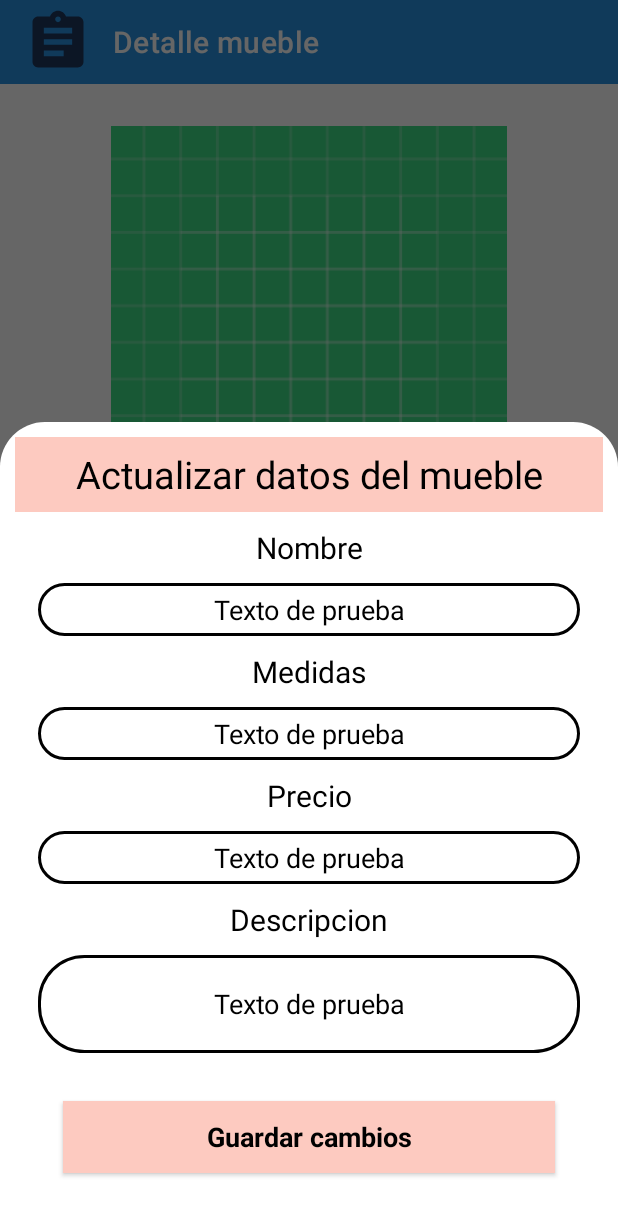
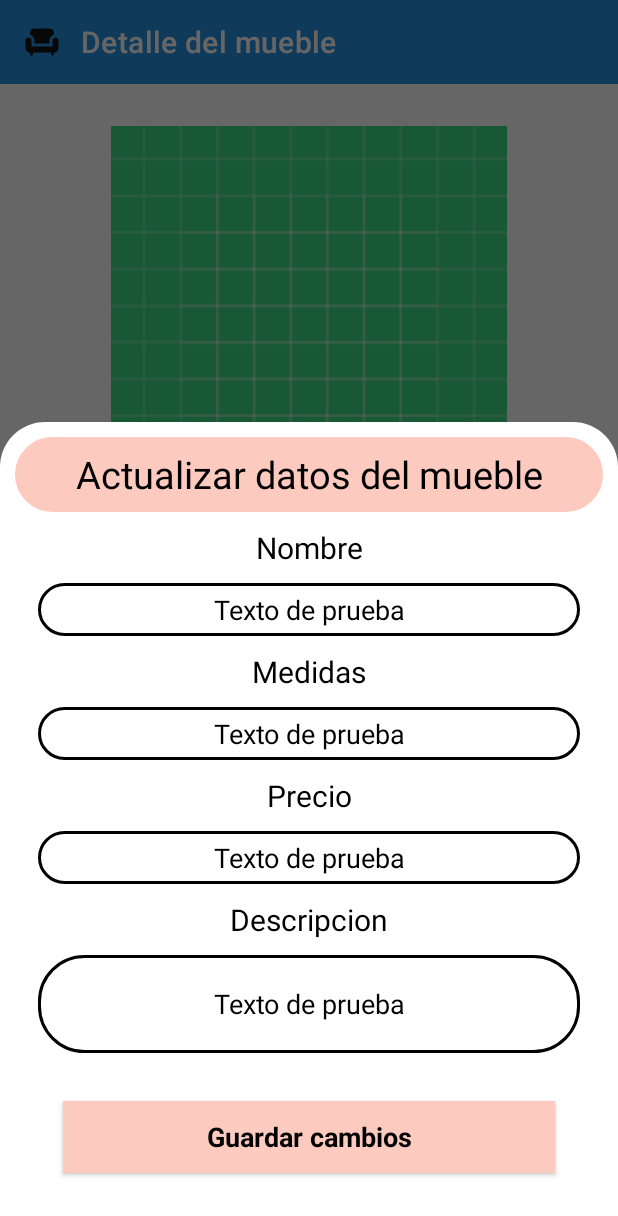
Before and after one commit to MarinaElenaVlad/ProyectoFinalDamMarina, an Android app: the DetalleMuebleActivity screen opened directly, with no data from a screen before it, after a tap on "EDITAR", on a phone screen of 412 x 824 dp. Shown: the top 1216 px of the screen. Run offline under Robolectric (Android 15) with nearby library versions, the phone set to English and light mode, and no system bars; our stand-ins replace Firebase (no records; nobody signed in at launch, a user with empty details on screens opened directly), Picasso; pictures from the network do not load; 12 statements that could not run were skipped.

Commit message:
hasta activity detalle repaso

```diff
--- a/app/src/main/java/com/example/proyectofinaldammarina/ComparacionMuebleActivity.java
+++ b/app/src/main/java/com/example/proyectofinaldammarina/ComparacionMuebleActivity.java
@@ -132,7 +132,7 @@ public class ComparacionMuebleActivity extends AppCompatActivity {
                                             nombreActualizar.getText().toString().trim(), Double.parseDouble(precioActualizar.getText().toString().trim()),
                                             medidasActualizar.getText().toString().trim(), descripcionActualizar.getText().toString().trim());
                                     MuebleDAOImpl muebleDAO = new MuebleDAOImpl(db, "muebles");
-                                    muebleDAO.actualizarMueble(mueb.getCodigoQr(), mueb, ComparacionMuebleActivity.this);
+                                    muebleDAO.actualizarMueble(mueb, ComparacionMuebleActivity.this);
                                     dialog.dismiss();
                                     startActivity(new Intent(ComparacionMuebleActivity.this, MenuActivity.class));
                                     /**
--- a/app/src/main/java/com/example/proyectofinaldammarina/DetalleMuebleActivity.java
+++ b/app/src/main/java/com/example/proyectofinaldammarina/DetalleMuebleActivity.java
@@ -40,11 +40,15 @@ import com.google.firebase.firestore.DocumentSnapshot;
 import com.google.firebase.firestore.FirebaseFirestore;
 import com.squareup.picasso.Picasso;
 
+/**
+ * Clase que controla los eventos del layout (XML) que se muestran cada vez que se pulsa
+ * un item del recycler view del fragment de la lista.
+ */
 public class DetalleMuebleActivity extends AppCompatActivity {
 
-    // Se declaran variables
+    // Se declaran las variables
     private TextView nombreMueble, precioMueble, medidasMueble, descripcionMueble,  zonaMueble;
-    private ImageView imagenMueble, imagenZona;
+    private ImageView imagenMueble;
 
     private FirebaseAuth firebaseAuth;
     private FirebaseFirestore db;
@@ -54,22 +58,21 @@ public class DetalleMuebleActivity extends AppCompatActivity {
     private FloatingActionButton botonEliminar;
     private AppCompatButton botonModificar;
 
-    private EditText editMueble;
-
     private Bundle bundle;
 
     @Override
     protected void onCreate(Bundle savedInstanceState) {
         super.onCreate(savedInstanceState);
         setContentView(R.layout.activity_detalle_mueble);
+        // Se inicializan variables
         firebaseAuth = FirebaseAuth.getInstance();
         db = FirebaseFirestore.getInstance();
 
-
         toolbar = findViewById(R.id.toolbarDetalleMueble);
+        // Se carga la toolbar
         setSupportActionBar(toolbar);
 
-        // Se asocian las variables a un elemento xml del layout correspondiente
+        // Se asocian las variables a su elemento correspondiente del layout
         nombreMueble = findViewById(R.id.detalleNombreMueble);
         precioMueble = findViewById(R.id.detallePrecioMueble);
         medidasMueble = findViewById(R.id.detalleMedidasMueble);
@@ -77,14 +80,11 @@ public class DetalleMuebleActivity extends AppCompatActivity {
         zonaMueble = findViewById(R.id.detalleZonaMueble);
 
         imagenMueble = findViewById(R.id.detalleImagenMueble);
-        imagenZona = findViewById(R.id.detalleImagenZona);
 
         botonEliminar = findViewById(R.id.eliminarMueble);
         botonModificar = findViewById(R.id.modificarMueble);
 
-        //editMueble = findViewById(R.id.editMueble);
-
-        // Se reciben los datos del fragment lista
+        // Se reciben los datos del fragment lista y se muestran en el layout
         bundle = getIntent().getExtras();
 
         String codigoQr = bundle.getString("codigo");
@@ -93,15 +93,24 @@ public class DetalleMuebleActivity extends AppCompatActivity {
         medidasMueble.setText(bundle.getString("medidas"));
         descripcionMueble.setText(bundle.getString("descripcion"));
 
-        /**
-         * MODIFICAR TODOS LOS MUEBLES, UNICO POSIBLE VALOR = SIN ESTANTERIA O UNA
-         */
         if(bundle.getString("zonaId").equals("Sin zona")){
             zonaMueble.setText("");
-            /**
-             * dialogo "error" = no zona, no a la venta (PROXIMAMENTE)
-             */
+            // Se usa un diálogo de confirmación
+            AlertDialog dialogoOk = new AlertDialog.Builder(DetalleMuebleActivity.this).create();
+            dialogoOk.setTitle("Aviso sobre la zona");
+            dialogoOk.setIcon(R.drawable.ic_baseline_info_24);
+            dialogoOk.setMessage("¡El mueble aún no se encuentra expuesto en la tienda!");
+
+            dialogoOk.setButton(Dialog.BUTTON_NEUTRAL, "OK", new DialogInterface.OnClickListener() {
+                @Override
+                public void onClick(DialogInterface dialog, int which) {
+                    dialogoOk.dismiss();
+                }
+            });
+
+            dialogoOk.show();
         }else{
+            // Se obtiene la zona de la base de datos
             db.collection("zonas").document(bundle.getString("zonaId")).get()
                     .addOnSuccessListener(new OnSuccessListener<DocumentSnapshot>() {
                         @Override
@@ -112,14 +121,12 @@ public class DetalleMuebleActivity extends AppCompatActivity {
                     });
         }
 
+        // Se carga la imagen de la base de datos
         Picasso.get().load(bundle.getString("imagen")).into(imagenMueble);
 
         /**
-         * zona + imagenes!!
+         * Se dan o se quita permisos según el rol que el usuario tenga
          */
-
-
-        //Borrar segun rol!!
         db.collection("usuarios").document(firebaseAuth.getUid()).get()
                 .addOnCompleteListener(new OnCompleteListener<DocumentSnapshot>() {
                     @Override
@@ -128,28 +135,14 @@ public class DetalleMuebleActivity extends AppCompatActivity {
                             DocumentSnapshot document = task.getResult();
                             if (document.exists()) {
                                 Usuario usuario = document.toObject(Usuario.class);
-                                System.out.println(usuario.toString());
-                                System.out.println("ACTIVITY" + usuario.getIdRol());
+                                // Se quitan o se mantienen permisos sobre pulsar los botones
+                                // de eliminar y modificar
                                 if (usuario.getIdRol().equals("empleado")) {
-                                    Toast.makeText(DetalleMuebleActivity.this, "empleado", Toast.LENGTH_LONG).show();
                                     botonEliminar.setVisibility(View.VISIBLE);
                                     botonModificar.setVisibility(View.VISIBLE);
-                                    //editMueble.setFocusableInTouchMode(true);
-//                                    nombreMueble.setFocusableInTouchMode(true);
-//                                    precioMueble.setFocusableInTouchMode(true);
-//                                    medidasMueble.setFocusableInTouchMode(true);
-//                                    descripcionMueble.setFocusableInTouchMode(true);
-//                                    zonaMueble.setFocusableInTouchMode(true);
                                 } else {
-                                    Toast.makeText(DetalleMuebleActivity.this, "cliente", Toast.LENGTH_LONG).show();
                                     botonEliminar.setVisibility(View.GONE);
                                     botonModificar.setVisibility(View.GONE);
-//                                    nombreMueble.setFocusable(false);
-//                                    precioMueble.setFocusable(false);
-//                                    medidasMueble.setFocusable(false);
-//                                    descripcionMueble.setFocusable(false);
-//                                    zonaMueble.setFocusable(false);
-
                                 }
                             }
                         }
@@ -157,18 +150,18 @@ public class DetalleMuebleActivity extends AppCompatActivity {
                 });
 
         /**
-         * AÑADIR DIALOGO SI ESTA SEGURO + CONFIRMACION
+         * Se controlar el evento que sucede al pulsar el botón eliminar
          */
         botonEliminar.setOnClickListener(new View.OnClickListener() {
-
             @Override
             public void onClick(View v) {
+                // Se usa un diálogo de sí o no
                 AlertDialog dialogo = new AlertDialog
                         .Builder(DetalleMuebleActivity.this)
                         .setPositiveButton("Sí, eliminar", new DialogInterface.OnClickListener() {
                             @Override
                             public void onClick(DialogInterface dialog, int which) {
-                                // Hicieron click en el botón positivo, así que la acción está confirmada
+                            // Cuando se pulsa el botón positivo la acción se confirma (Se borra ese documento)
                             db.collection("muebles").document(codigoQr)
                             .delete()
                             .addOnSuccessListener(new OnSuccessListener<Void>() {
@@ -189,8 +182,8 @@ public class DetalleMuebleActivity extends AppCompatActivity {
                         .setNegativeButton("Cancelar", new DialogInterface.OnClickListener() {
                             @Override
                             public void onClick(DialogInterface dialog, int which) {
-                                // Hicieron click en el botón negativo, no confirmaron
-                                // Simplemente se descarta el diálogo
+                                // La acción se cancela y
+                                // simplemente se descarta el diálogo
                                 dialog.dismiss();
                             }
                         })
@@ -202,97 +195,85 @@ public class DetalleMuebleActivity extends AppCompatActivity {
         });
 
 
+        /**
+         * Se controla el evento que sucede al pulsar el botón de modificar datos
+         */
         botonModificar.setOnClickListener(new View.OnClickListener() {
             @Override
             public void onClick(View v) {
-                 showDialog();
-//                AlertDialog dialogo = new AlertDialog
-//                        .Builder(DetalleMuebleActivity.this)
-//                        .setPositiveButton("Sí, modificar", new DialogInterface.OnClickListener() {
-//                            @Override
-//                            public void onClick(DialogInterface dialog, int which) {
-//                                MuebleDAOImpl muebleDAO = new MuebleDAOImpl(db, "muebles");
-//                                Mueble mueble = new Mueble(codigoQr, "",
-//                                        nombreMueble.getText().toString(), Double.parseDouble(precioMueble.getText().toString()),
-//                                        medidasMueble.getText().toString(), descripcionMueble.getText().toString());
-//                                muebleDAO.actualizarMueble(codigoQr, mueble, DetalleMuebleActivity.this);
-//                                startActivity(new Intent(DetalleMuebleActivity.this, MenuActivity.class));
-//                                /**
-//                                 * cuidado con precio, dolar!! + ver si update cambia o sustituye tood!!
-//                                 * +codigo qr obligatorio al añadir + todos campos, QUITAR IMAGEN CONSTRUCTOR
-//                                 * VER SI PONE NULL O MATIENE + quitar signo euro!!!!
-//                                 * controlar tipo de dato edittext
-//                                 */
-//                            }
-//
-//
-//                        })
-//                        .setNegativeButton("Cancelar", new DialogInterface.OnClickListener() {
-//                            @Override
-//                            public void onClick(DialogInterface dialog, int which) {
-//                                // Hicieron click en el botón negativo, no confirmaron
-//                                // Simplemente se descarta el diálogo
-//                                dialog.dismiss();
-//                            }
-//                        })
-//                        .setTitle("Confirmar") // El título
-//                        .setMessage("¿Desea modificar los datos de este mueble?") // El mensaje
-//                        .create();
-//                dialogo.show();
+                 // Se llama a la siguiente función
+                mostrarDialog();
             }
         });
     }
 
-    private void showDialog() {
+    /**
+     * Método que muestra un diálogo en el que se carga el contenido del layout
+     * 'actualizar_mueble'. Desde aquí el usuario podrá modificar algunos
+     * datos del mueble
+     */
+    private void mostrarDialog() {
         final Dialog dialog = new Dialog(DetalleMuebleActivity.this);
         dialog.requestWindowFeature(Window.FEATURE_NO_TITLE);
+        // El contenido del diálogo será el layout 'actualizar_mueble'
         dialog.setContentView(R.layout.actualizar_mueble);
 
+        // Se declaran las variables propias del layout 'actualizar_mueble'
         TextView nombreActualizar, medidasActualizar, precioActualizar, descripcionActualizar;
         Button guardarCambios;
 
+        // Se asocian las variables a los elementos xml del layout 'actualizar_mueble'
         nombreActualizar = dialog.findViewById(R.id.nombreActualizarMueble);
         medidasActualizar = dialog.findViewById(R.id.medidasActualizarMueble);
         precioActualizar = dialog.findViewById(R.id.precioActualizarMueble);
         descripcionActualizar = dialog.findViewById(R.id.descripcionActualizarMueble);
         guardarCambios = dialog.findViewById(R.id.botonModificarMueble);
 
+        // Se cargan los datos del mueble en los campos
         nombreActualizar.setText(bundle.getString("nombre"));
         medidasActualizar.setText(bundle.getString("medidas"));
         precioActualizar.setText(bundle.getDouble("precio") + "");
         descripcionActualizar.setText(bundle.getString("descripcion"));
 
+        /**
+         * Se controla el evento que ocurre al pulsar el botón guardar cambios
+         * del layout 'actualizar_mueble'
+         */
         guardarCambios.setOnClickListener(new View.OnClickListener() {
             @Override
             public void onClick(View v) {
+                // Se comprueban que los campos no estén vacíos
                 if(!estaVacio(nombreActualizar.getText().toString().trim(), medidasActualizar.getText().toString().trim(),
                         precioActualizar.getText().toString().trim(), descripcionActualizar.getText().toString().trim())){
+                    // Se muestra un diálogo de si o no
                     AlertDialog dialogo = new AlertDialog
                             .Builder(DetalleMuebleActivity.this)
                             .setPositiveButton("Sí, modificar", new DialogInterface.OnClickListener() {
                                 @Override
                                 public void onClick(DialogInterface dialog, int which) {
+                                    // Se crea un objecto de tipo mueble con los datos que no han cambiado (codigo, imagen y zona)
+                                    // y se recogen los datos que sí que se pueden cambiar desde el layout 'actualizar_mueble'
                                     Mueble mueb = new Mueble(bundle.getString("codigo"), bundle.getString("imagen"),
                                             nombreActualizar.getText().toString().trim(), Double.parseDouble(precioActualizar.getText().toString().trim()),
                                             medidasActualizar.getText().toString().trim(), descripcionActualizar.getText().toString().trim());
-                                    MuebleDAOImpl muebleDAO = new MuebleDAOImpl(db, "muebles");
-                                    muebleDAO.actualizarMueble(mueb.getCodigoQr(), mueb, DetalleMuebleActivity.this);
+                                    try {
+                                        MuebleDAOImpl muebleDAO = new MuebleDAOImpl(db, "muebles");
+                                        //Actualizamos los campos modificados
+                                        muebleDAO.actualizarMueble(mueb, DetalleMuebleActivity.this);
+                                    }catch (Exception e){
+                                        Toast.makeText(DetalleMuebleActivity.this, "Error al actualizar los campos.", Toast.LENGTH_LONG).show();
+                                    }
+
                                     dialog.dismiss();
                                     startActivity(new Intent(DetalleMuebleActivity.this, MenuActivity.class));
-                                    /**
-                                     * cuidado con precio, dolar!! + ver si update cambia o sustituye tood!!
-                                     * +codigo qr obligatorio al añadir + todos campos, QUITAR IMAGEN CONSTRUCTOR
-                                     * VER SI PONE NULL O MATIENE + quitar signo euro!!!!
-                                     * controlar tipo de dato edittext
-                                     */
                                 }
 
                             })
                             .setNegativeButton("Cancelar", new DialogInterface.OnClickListener() {
                                 @Override
                                 public void onClick(DialogInterface dialog, int which) {
-                                    // Hicieron click en el botón negativo, no confirmaron
-                                    // Simplemente se descarta el diálogo
+                                    // La acción se cancela y
+                                    // simplemente se descarta el diálogo
                                     dialog.dismiss();
                                 }
                             })
@@ -311,10 +292,20 @@ public class DetalleMuebleActivity extends AppCompatActivity {
         dialog.show();
         dialog.getWindow().setLayout(ViewGroup.LayoutParams.MATCH_PARENT, ViewGroup.LayoutParams.WRAP_CONTENT);
         dialog.getWindow().setBackgroundDrawable(new ColorDrawable(Color.TRANSPARENT));
+        // Configuramos la animación del diálogo cuando se muestra y cuando desaparece de la pantalla
         dialog.getWindow().getAttributes().windowAnimations = R.style.animacionDialogo;
         dialog.getWindow().setGravity(Gravity.BOTTOM);
     }
 
+    /**
+     * Método que comprueba si los campos modificados están vacíos, si alguno
+     * de ellos lo está devolverá true.
+     * @param nombre
+     * @param medidas
+     * @param precio
+     * @param descripcion
+     * @return boolean
+     */
     private boolean estaVacio(String nombre, String medidas, String precio, String descripcion){
         if(nombre.isEmpty() || medidas.isEmpty() || precio.isEmpty() || descripcion.isEmpty()){
             return true;
@@ -323,6 +314,11 @@ public class DetalleMuebleActivity extends AppCompatActivity {
         }
     }
 
+    /**
+     * Método que muestra la toolbar personalizada
+     * @param menu
+     * @return boolean
+     */
     public boolean onCreateOptionsMenu(Menu menu) {
         getMenuInflater().inflate(R.menu.toolbar_detalle_mueble, menu);
         return true;
--- a/app/src/main/java/com/example/proyectofinaldammarina/MenuActivity.java
+++ b/app/src/main/java/com/example/proyectofinaldammarina/MenuActivity.java
@@ -50,7 +50,7 @@ public class MenuActivity extends AppCompatActivity {
     protected void onCreate(Bundle savedInstanceState) {
         super.onCreate(savedInstanceState);
         setContentView(R.layout.activity_menu);
-
+        // Se inicializan variables
         firebaseAuth = FirebaseAuth.getInstance();
 
         // Se asocian las variables con los elementos xml del layout asociado a este activity
--- a/app/src/main/java/com/example/proyectofinaldammarina/modelo/historial/Historial.java
+++ b/app/src/main/java/com/example/proyectofinaldammarina/modelo/historial/Historial.java
@@ -3,7 +3,7 @@ package com.example.proyectofinaldammarina.modelo.historial;
 import java.util.List;
 
 /**
- * Modelo de clase reflejo de la colección Historial de FireStore Database
+ * Modelo de clase reflejo de la colección historial de FireStore Database
  */
 public class Historial {
 
--- a/app/src/main/java/com/example/proyectofinaldammarina/modelo/mueble/DAO/IMuebleDAO.java
+++ b/app/src/main/java/com/example/proyectofinaldammarina/modelo/mueble/DAO/IMuebleDAO.java
@@ -11,7 +11,7 @@ public interface IMuebleDAO {
 
 //    public List<Mueble> rellenarListaMuebles(Adaptador adaptador);
 
-    public void actualizarMueble(String id, Mueble mueble, Context context);
+    public void actualizarMueble(Mueble mueble, Context context);
 
     public void insertarMueble(Mueble mueble, Context context);
 }
--- a/app/src/main/java/com/example/proyectofinaldammarina/modelo/mueble/DAO/MuebleDAOImpl.java
+++ b/app/src/main/java/com/example/proyectofinaldammarina/modelo/mueble/DAO/MuebleDAOImpl.java
@@ -36,8 +36,8 @@ public class MuebleDAOImpl implements IMuebleDAO {
     }
 
     @Override
-    public void actualizarMueble(String id, Mueble mueble, Context context) {
-        DocumentReference muebleReferencia = database.collection(nombreColeccion).document(id);
+    public void actualizarMueble(Mueble mueble, Context context) {
+        DocumentReference muebleReferencia = database.collection(nombreColeccion).document(mueble.getCodigoQr());
 
         muebleReferencia.update("nombre", mueble.getNombre(), "precio", mueble.getPrecio(),
                 "medidas", mueble.getMedidas(), "descripcion", mueble.getDescripcion()).addOnCompleteListener(new OnCompleteListener<Void>() {
--- a/app/src/main/java/com/example/proyectofinaldammarina/modelo/usuario/Usuario.java
+++ b/app/src/main/java/com/example/proyectofinaldammarina/modelo/usuario/Usuario.java
@@ -1,7 +1,7 @@
 package com.example.proyectofinaldammarina.modelo.usuario;
 
 /**
- * Modelo de clase reflejo de la colección Usuario de FireStore Database
+ * Modelo de clase reflejo de la colección usuarios de FireStore Database
  */
 public class Usuario {
 
--- /dev/null
+++ b/app/src/main/res/drawable/ic_baseline_info_24.xml
@@ -0,0 +1,5 @@
+<vector android:height="24dp" android:tint="#121315"
+    android:viewportHeight="24" android:viewportWidth="24"
+    android:width="24dp" xmlns:android="http://schemas.android.com/apk/res/android">
+    <path android:fillColor="@android:color/white" android:pathData="M12,2C6.48,2 2,6.48 2,12s4.48,10 10,10 10,-4.48 10,-10S17.52,2 12,2zM13,17h-2v-6h2v6zM13,9h-2L11,7h2v2z"/>
+</vector>
--- a/app/src/main/res/layout/activity_detalle_mueble.xml
+++ b/app/src/main/res/layout/activity_detalle_mueble.xml
@@ -12,15 +12,13 @@
     android:orientation="vertical"
     tools:context=".DetalleMuebleActivity">
 
-
-<!--    cambiar icono toolbar-->
        <androidx.appcompat.widget.Toolbar
             android:layout_width="match_parent"
             android:layout_height="wrap_content"
             android:id="@+id/toolbarDetalleMueble"
             android:background="@color/blue"
-            app:logo="@drawable/ic_baseline_historial"
-            app:title="Detalle mueble"
+            app:logo="@drawable/ic_baseline_chair_24"
+            app:title="Detalle del mueble"
             app:titleMarginStart="30dp"
             android:theme="@style/ThemeOverlay.AppCompat.Dark.ActionBar"
             app:popupTheme="@style/Theme.AppCompat.Light"
@@ -123,7 +121,7 @@
 
             <androidx.constraintlayout.widget.ConstraintLayout
                 android:layout_width="0dp"
-                android:layout_weight="0.6333"
+                android:layout_weight="0.3333"
                 android:layout_height="match_parent">
 
 
--- a/app/src/main/res/layout/actualizar_mueble.xml
+++ b/app/src/main/res/layout/actualizar_mueble.xml
@@ -9,10 +9,12 @@
             android:layout_width="match_parent"
             android:layout_height="50dp"
             android:text="Actualizar datos del mueble"
-            android:background="@color/pink"
+            android:background="@drawable/custom_edittext"
+            android:backgroundTint="@color/pink"
             android:textSize="25dp"
             android:gravity="center"
-            android:textColor="@color/black" />
+            android:textColor="@color/black"
+            />
 
         <TextView
             android:layout_width="match_parent"
--- a/app/src/main/res/layout/mueble.xml
+++ b/app/src/main/res/layout/mueble.xml
@@ -33,7 +33,7 @@
                         <TextView
                             android:id="@+id/muebleNombreItem"
                             android:textColor="@color/black"
-                            android:text="dhgf"
+                            android:text="nombre"
                             android:textSize="19sp"
                             android:textStyle="bold|normal"
                             android:layout_margin="10dp"
@@ -44,7 +44,7 @@
                         <TextView
                             android:id="@+id/mueblePrecioItem"
                             android:textColor="@android:color/darker_gray"
-                            android:text="dhgf"
+                            android:text="precio"
                             android:textSize="19sp"
                             android:textStyle="bold|normal"
                             android:layout_margin="10dp"
```
Also changed, not shown: app/src/main/java/com/example/proyectofinaldammarina/Adaptador.java (+30 -12 lines), app/src/main/java/com/example/proyectofinaldammarina/ListaFragment.java (+23 -14 lines), app/src/main/java/com/example/proyectofinaldammarina/modelo/mueble/Mueble.java (+7 -6 lines). Lines whose indentation alone changed are shown as unchanged.
